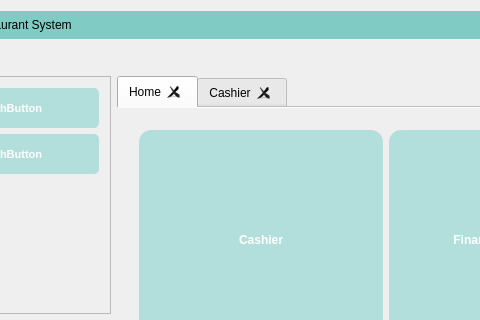
First picture: the form in procurementsys.ui, repository zadockmaloba/ProcurementSys, before the edit; both pictures show x 100 to 580 and y 0 to 320 of the 1016 by 607 pixel window.
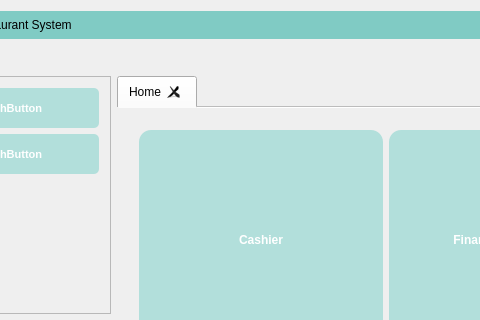
Second picture: the form after the edit. Icons and pictures are not drawn.

Diff of the .ui file:
```diff
--- a/procurementsys.ui
+++ b/procurementsys.ui
@@ -1942,15 +1942,6 @@
           </item>
          </layout>
         </widget>
-        <widget class="QWidget" name="cashier">
-         <attribute name="icon">
-          <iconset resource="procurementsys.qrc">
-           <normaloff>:/financeicons/textures/PNG/030-cash machine.png</normaloff>:/financeicons/textures/PNG/030-cash machine.png</iconset>
-         </attribute>
-         <attribute name="title">
-          <string>Cashier</string>
-         </attribute>
-        </widget>
        </widget>
       </item>
      </layout>
```
